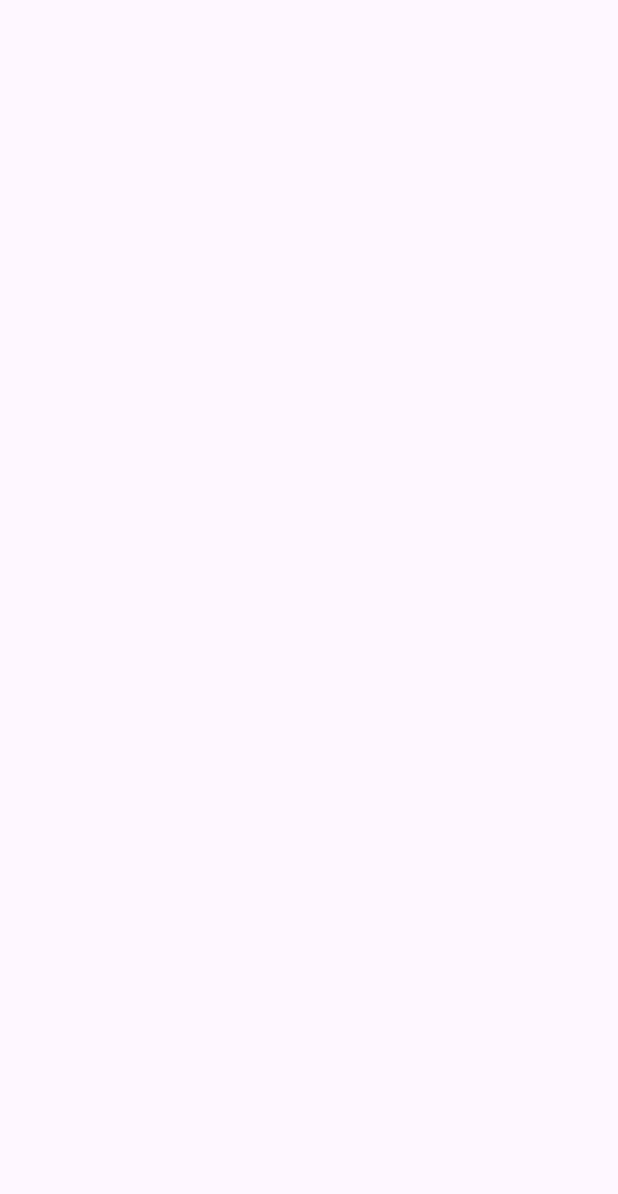
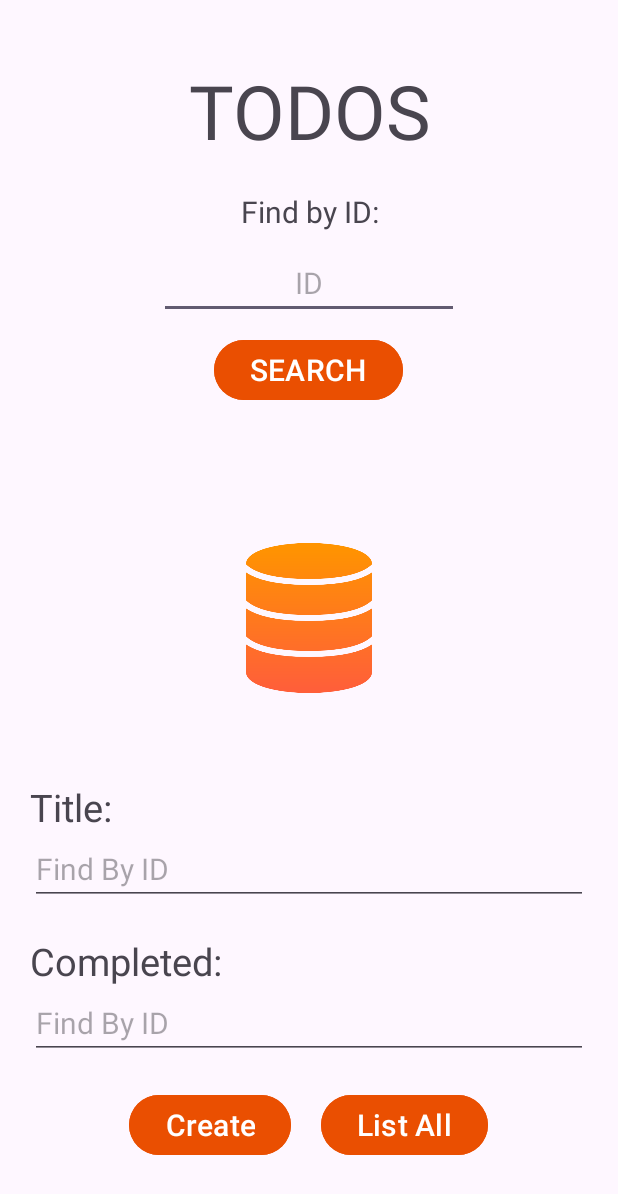
Before and after one commit to vrakernel/ExamCL3Dami, an Android app: the SearchJsonActitivity screen opened directly, with no data from a screen before it, on a phone screen of 412 x 824 dp. Before the commit the part shown is empty. Shown: the top 1194 px of the screen. Run offline under Robolectric (Android 15) with nearby library versions, the phone set to English and light mode, and no system bars.

```diff
--- a/app/build.gradle
+++ b/app/build.gradle
@@ -41,4 +41,5 @@ dependencies {
     testImplementation 'junit:junit:4.13.2'
     androidTestImplementation 'androidx.test.ext:junit:1.1.3'
     androidTestImplementation 'androidx.test.espresso:espresso-core:3.4.0'
+    implementation 'androidx.swiperefreshlayout:swiperefreshlayout:1.1.0'
 }
--- a/app/src/main/AndroidManifest.xml
+++ b/app/src/main/AndroidManifest.xml
@@ -13,6 +13,12 @@
         android:theme="@style/Theme.ExamCL3Dami"
         tools:targetApi="31">
         <activity
+            android:name=".MyTodosActivity"
+            android:exported="false" />
+        <activity
+            android:name=".MyTodos"
+            android:exported="false" />
+        <activity
             android:name=".SearchJsonActitivity"
             android:exported="false" />
         <activity
--- a/app/src/main/java/com/cibertec/examcl3dami/SearchJsonActitivity.kt
+++ b/app/src/main/java/com/cibertec/examcl3dami/SearchJsonActitivity.kt
@@ -1,11 +1,48 @@
 package com.cibertec.examcl3dami
 
+import android.content.Intent
 import androidx.appcompat.app.AppCompatActivity
 import android.os.Bundle
+import android.widget.Button
+import android.widget.EditText
+import android.widget.Toast
+import com.cibertec.examcl3dami.services.TodoService
 
 class SearchJsonActitivity : AppCompatActivity() {
+
+    var todoService = TodoService(this)
+    lateinit var titleTodo: EditText
+    lateinit var completedTodo: EditText
+    lateinit var createTodo: Button
+    lateinit var listTodo: Button
+
     override fun onCreate(savedInstanceState: Bundle?) {
         super.onCreate(savedInstanceState)
         setContentView(R.layout.activity_search_json_actitivity)
+
+        // ID's
+        titleTodo = findViewById(R.id.titleTodo)
+        completedTodo = findViewById(R.id.completedTodo)
+        createTodo = findViewById(R.id.createTodo)
+        listTodo = findViewById(R.id.listTodo)
+
+        createTodo.setOnClickListener{
+            if(titleTodo.text.isNotBlank() && completedTodo.text.isNotBlank()){
+                todoService.insertNewTodo(titleTodo.text.toString(), completedTodo.text.toString())
+                titleTodo.text.clear()
+                completedTodo.text.clear()
+                Toast.makeText(this, "REGISTERED SUCCESSFULLY", Toast.LENGTH_SHORT).show()
+            }
+            else {
+                Toast.makeText(this, "SORRY NOT REGISTERED", Toast.LENGTH_SHORT).show()
+            }
+
+        }
+
+        listTodo.setOnClickListener{
+            val intent = Intent(this, MyTodosActivity::class.java)
+            startActivity(intent)
+        }
+
     }
 }
--- /dev/null
+++ b/app/src/main/res/drawable/outline_arrow_downward_24.xml
@@ -0,0 +1,5 @@
+<vector android:height="24dp" android:tint="#000000"
+    android:viewportHeight="24" android:viewportWidth="24"
+    android:width="24dp" xmlns:android="http://schemas.android.com/apk/res/android">
+    <path android:fillColor="@android:color/white" android:pathData="M20,12l-1.41,-1.41L13,16.17V4h-2v12.17l-5.58,-5.59L4,12l8,8 8,-8z"/>
+</vector>
--- a/app/src/main/res/layout/activity_search_json_actitivity.xml
+++ b/app/src/main/res/layout/activity_search_json_actitivity.xml
@@ -1,9 +1,136 @@
 <?xml version="1.0" encoding="utf-8"?>
-<androidx.constraintlayout.widget.ConstraintLayout xmlns:android="http://schemas.android.com/apk/res/android"
+<FrameLayout xmlns:android="http://schemas.android.com/apk/res/android"
     xmlns:app="http://schemas.android.com/apk/res-auto"
     xmlns:tools="http://schemas.android.com/tools"
     android:layout_width="match_parent"
     android:layout_height="match_parent"
     tools:context=".SearchJsonActitivity">
 
-</androidx.constraintlayout.widget.ConstraintLayout>
+    <LinearLayout
+        android:layout_width="match_parent"
+        android:layout_height="wrap_content"
+        android:orientation="vertical"
+        android:layout_gravity="top"
+        android:layout_margin="40dp">
+
+        <TextView
+            android:id="@+id/textView"
+            android:layout_width="match_parent"
+            android:layout_height="wrap_content"
+            android:text="TODOS"
+            android:layout_marginBottom="20dp"
+            android:textSize="50dp"
+            android:gravity="center"
+            tools:layout_editor_absoluteX="173dp"
+            tools:layout_editor_absoluteY="79dp" />
+
+        <TextView
+            android:id="@+id/textView2"
+            android:layout_width="match_parent"
+            android:layout_height="wrap_content"
+            android:text="Find by ID:"
+            android:textSize="20sp"
+            android:layout_marginBottom="10dp"
+            android:gravity="center"/>
+
+        <EditText
+            android:id="@+id/idTodo"
+            android:layout_width="200dp"
+            android:layout_gravity="center"
+            android:gravity="center"
+            android:layout_height="wrap_content"
+            android:ems="10"
+            android:textSize="20sp"
+            android:hint="ID"
+            android:layout_marginBottom="10dp"
+            android:inputType="text"/>
+
+        <Button
+            android:id="@+id/button"
+            android:layout_width="wrap_content"
+            android:layout_gravity="center"
+            android:layout_height="wrap_content"
+            android:textSize="20sp"
+            android:backgroundTint="#ea4f01"
+            android:text="SEARCH" />
+
+    </LinearLayout>
+    <LinearLayout
+        android:layout_width="match_parent"
+        android:layout_height="wrap_content"
+        android:orientation="vertical"
+        android:layout_gravity="center">
+
+        <ImageView
+            android:layout_width="100dp"
+            android:layout_height="100dp"
+            android:layout_gravity="center"
+            android:src="@drawable/database"/>
+
+    </LinearLayout>
+    <LinearLayout
+        android:layout_width="match_parent"
+        android:layout_height="wrap_content"
+        android:orientation="vertical"
+        android:layout_gravity="bottom"
+        android:layout_marginBottom="50dp"
+        android:layout_marginLeft="20dp"
+        android:layout_marginRight="20dp">
+
+        <TextView
+            android:layout_width="wrap_content"
+            android:layout_height="wrap_content"
+            android:text="Title:"
+            android:textSize="25sp"/>
+        <EditText
+            android:id="@+id/titleTodo"
+            android:layout_width="match_parent"
+            android:textSize="20sp"
+
+            android:hint="Find By ID"
+            android:layout_marginBottom="20dp"
+            android:layout_height="wrap_content"/>
+
+        <TextView
+            android:layout_width="wrap_content"
+            android:layout_height="wrap_content"
+            android:text="Completed:"
+            android:textSize="25sp"/>
+
+        <EditText
+            android:id="@+id/completedTodo"
+            android:layout_width="match_parent"
+            android:hint="Find By ID"
+
+            android:textSize="20sp"
+            android:layout_marginBottom="20dp"
+            android:layout_height="wrap_content"/>
+        <LinearLayout
+            android:layout_width="wrap_content"
+            android:layout_height="wrap_content"
+            android:layout_gravity="center">
+
+            <Button
+                android:id="@+id/createTodo"
+                android:layout_width="wrap_content"
+                android:layout_height="wrap_content"
+                android:text="Create"
+                android:backgroundTint="#ea4f01"
+                android:layout_gravity="center"
+                android:layout_marginRight="20dp"
+                android:textSize="20sp"/>
+
+            <Button
+                android:id="@+id/listTodo"
+                android:layout_width="wrap_content"
+                android:layout_height="wrap_content"
+                android:text="List All"
+                android:backgroundTint="#ea4f01"
+                android:layout_gravity="center"
+                android:textSize="20sp"/>
+
+        </LinearLayout>
+
+    </LinearLayout>
+
+</FrameLayout>
```
Also changed, not shown: app/src/main/java/com/cibertec/examcl3dami/MyTodosActivity.kt (added, +55 -0 lines), app/src/main/java/com/cibertec/examcl3dami/adapters/TodoAdapter.kt (added, +44 -0 lines), app/src/main/java/com/cibertec/examcl3dami/config/DatabaseJson.kt (added, +37 -0 lines), app/src/main/java/com/cibertec/examcl3dami/core/Todo.kt (added, +13 -0 lines), app/src/main/java/com/cibertec/examcl3dami/services/TodoService.kt (added, +64 -0 lines), app/src/main/res/layout/activity_main.xml (+15 -6 lines), app/src/main/res/layout/activity_my_todos.xml (added, +38 -0 lines), app/src/main/res/layout/appbar_main.xml (added, +34 -0 lines), app/src/main/res/layout/item_todo_list.xml (added, +45 -0 lines), app/src/main/res/drawable/background.jpg (added), app/src/main/res/drawable/database.png (added), app/src/main/res/drawable/habits.jpg (added), app/src/main/res/drawable/todo.png (added).
